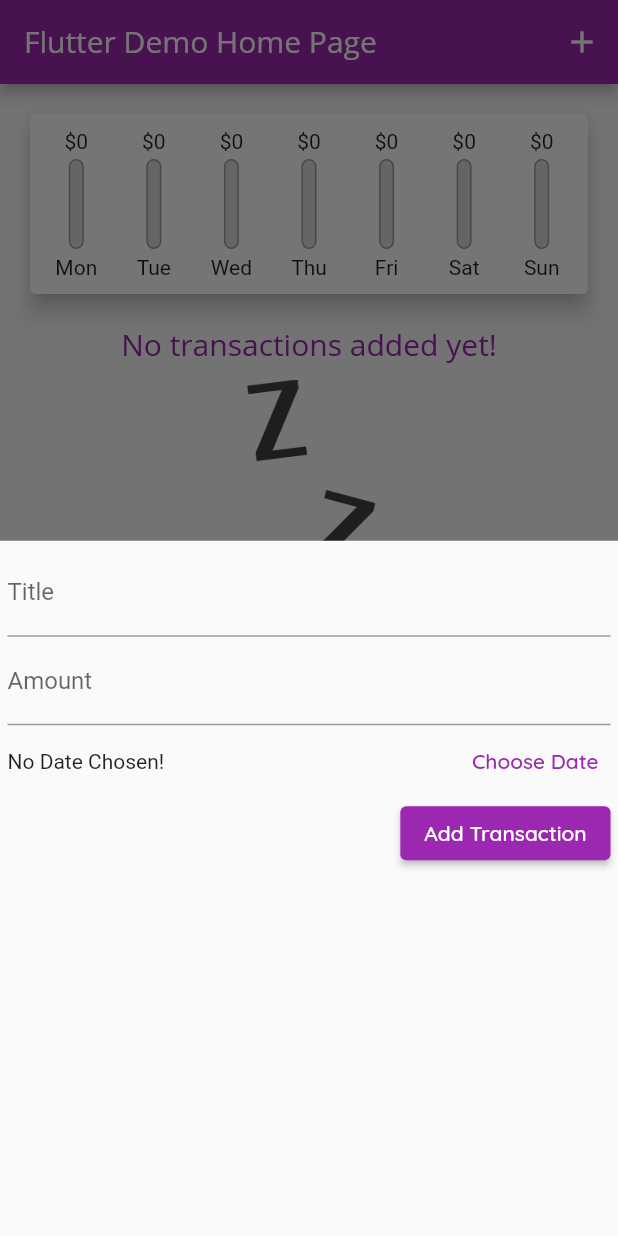
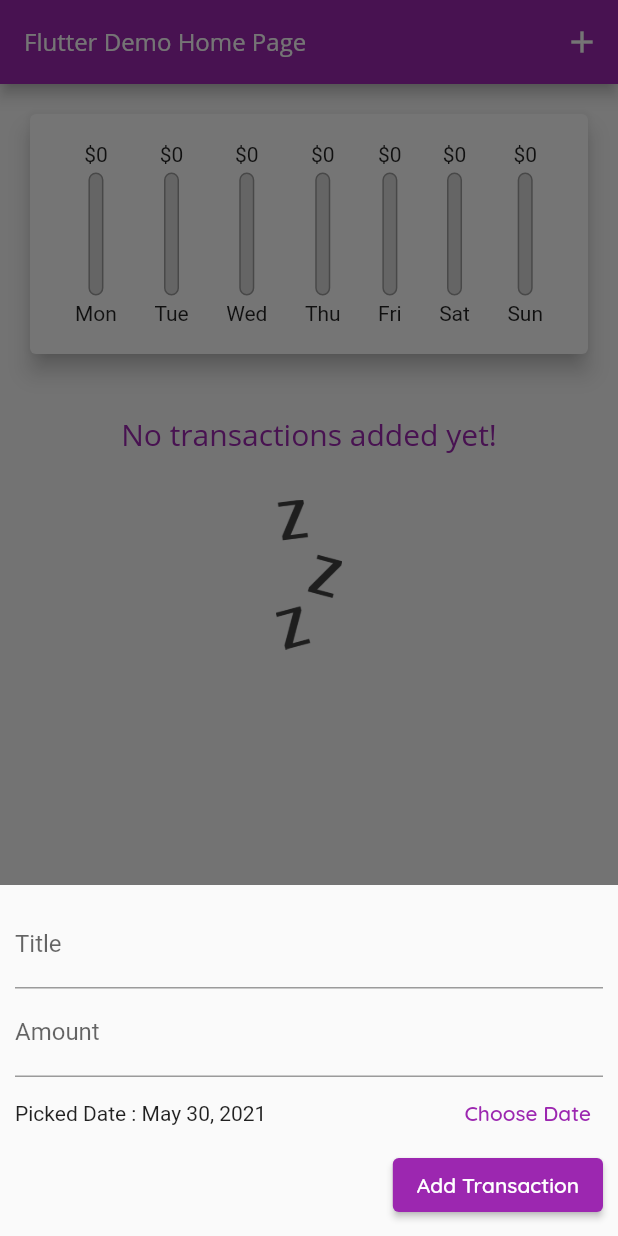
Before and after one commit to selfstudygo/flutter_week_2, a Flutter app: the screen it shows after launch, after a tap on the "add" icon, on a phone screen of 412 x 824 dp. Run offline on Flutter 3.47's test engine with Material 2 defaults, Android fonts, the phone set to English and light mode, and no system bars.

Commit message:
week3: section5

```diff
--- /dev/null
+++ b/lib/components/adaptive_button.dart
@@ -0,0 +1,25 @@
+import 'dart:io';
+import 'package:flutter/cupertino.dart';
+import 'package:flutter/material.dart';
+
+class AdaptiveFlatButton extends StatelessWidget{
+  final String text;
+  final Function onPressed;
+  AdaptiveFlatButton({this.text, this.onPressed});
+
+  @override
+  Widget build(BuildContext context){
+    return Platform.isIOS ? CupertinoButton(child: Text(text), onPressed: onPressed) : TextButton(child: Text(text), onPressed: onPressed);
+  }
+}
+
+class AdaptiveElevatedButton extends StatelessWidget{
+  final String text;
+  final Function onPressed;
+  AdaptiveElevatedButton({this.text, this.onPressed});
+
+  @override
+  Widget build(BuildContext context){
+    return Platform.isIOS ? CupertinoButton(child: Text(text), onPressed: onPressed, color: Theme.of(context).primaryColor) : ElevatedButton(child: Text(text), onPressed: onPressed);
+  }
+}
--- a/lib/components/chart_bar.dart
+++ b/lib/components/chart_bar.dart
@@ -4,19 +4,25 @@ class ChartBar extends StatelessWidget {
   final double amount;
   final String label;
   final double percent;
+  final double height;
 
-  ChartBar({this.amount, this.label, this.percent});
+  ChartBar({this.height, this.amount, this.label, this.percent});
 
   @override
   Widget build(BuildContext buildContext) {
-    return Column(children: [
-      FittedBox(child: Text('\$${amount.toStringAsFixed(0)}')),
-      SizedBox(
-        height: 4,
+    return Container(
+      height: height,
+      child: Column(
+        mainAxisAlignment: MainAxisAlignment.center,
+        crossAxisAlignment: CrossAxisAlignment.center,
+        children: [
+          FittedBox(
+            child: Text('\$${amount.toStringAsFixed(0)}'),
           ),
           Container(
-        height: 60,
+            height: height - 50,
             width: 10,
+            padding: EdgeInsets.symmetric(vertical: 4, horizontal: 0),
             child: Stack(
               children: [
                 Container(
@@ -34,16 +40,16 @@ class ChartBar extends StatelessWidget {
                     child: Container(
                       decoration: BoxDecoration(
                           color: Theme.of(buildContext).primaryColor,
-                    borderRadius: BorderRadius.circular(10)
-                  ),
+                          borderRadius: BorderRadius.circular(10)),
                     ))
               ],
             ),
           ),
-      SizedBox(
-        height: 4,
+          FittedBox(
+            child: Text(label),
           ),
-      Text(label),
-    ]);
+        ],
+      ),
+    );
   }
 }
--- a/lib/components/chart_transaction.dart
+++ b/lib/components/chart_transaction.dart
@@ -50,22 +50,20 @@ class ChartTransaction extends StatelessWidget {
 
   @override
   Widget build(BuildContext buildContext) {
-    return Container(
-      width: double.infinity,
-      child: Card(
+    return LayoutBuilder(builder: (ctx, constraints) {
+      return Card(
         elevation: 6,
         margin: EdgeInsets.all(20),
         child: Container(
           padding: EdgeInsets.fromLTRB(5, 10, 5, 10),
           child: Row(
             mainAxisAlignment: MainAxisAlignment.spaceEvenly,
-            crossAxisAlignment: CrossAxisAlignment.end,
+            crossAxisAlignment: CrossAxisAlignment.start,
             children: [
               ..._groupedTransactionValues.map((data) {
-                return Flexible(
-                  fit: FlexFit.tight,
-                  flex: 1,
+                return Container(
                   child: ChartBar(
+                      height: 140,
                       label: data.format,
                       amount: data.sum,
                       percent: totalSpending == 0 ? 0 : data.sum / totalSpending),
@@ -74,7 +72,7 @@ class ChartTransaction extends StatelessWidget {
             ],
           ),
         ),
-      ),
-    );
+      );
+    });
   }
 }
--- a/lib/components/new_transaction.dart
+++ b/lib/components/new_transaction.dart
@@ -1,5 +1,8 @@
+import 'dart:io';
+import 'package:flutter/cupertino.dart';
 import 'package:flutter/material.dart';
 import 'package:intl/intl.dart';
+import 'package:test_app/components/adaptive_button.dart';
 
 class NewTransaction extends StatefulWidget {
   final Function addNewTransaction;
@@ -13,7 +16,7 @@ class NewTransaction extends StatefulWidget {
 class _NewTransactionState extends State<NewTransaction> {
   final titleController = TextEditingController();
   final amountController = TextEditingController();
-  DateTime _selectedDate;
+  DateTime _selectedDate = DateTime.now();
 
   void _submitTransaction() {
     final title = titleController.text.trim();
@@ -48,8 +51,14 @@ class _NewTransactionState extends State<NewTransaction> {
 
   @override
   Widget build(BuildContext buildContext) {
-    return Container(
-      padding: EdgeInsets.symmetric(vertical: 5, horizontal: 5),
+    return SafeArea(
+      child: SingleChildScrollView(
+        child: Container(
+          padding: EdgeInsets.only(
+              top: 10,
+              left: 10,
+              right: 10,
+              bottom: MediaQuery.of(buildContext).viewInsets.bottom + 10),
           child: Column(
             crossAxisAlignment: CrossAxisAlignment.end,
             children: [
@@ -75,18 +84,20 @@ class _NewTransactionState extends State<NewTransaction> {
                 TextButton(
                   child: Text(
                     'Choose Date',
-                style: TextStyle(color: Theme.of(buildContext).primaryColor),
+                    style:
+                        TextStyle(color: Theme.of(buildContext).primaryColor),
                   ),
                   onPressed: _presentDatePicker,
                 )
               ]),
-          ElevatedButton(
-            child: Text('Add Transaction'),
+              AdaptiveElevatedButton(
+                  text: 'Add Transaction',
                   onPressed: () {
                     _submitTransaction();
-            },
+                  }),
+            ],
           ),
-        ],
+        ),
       ),
     );
   }
--- a/lib/components/transaction_item.dart
+++ b/lib/components/transaction_item.dart
@@ -32,11 +32,18 @@ class TransactionItem extends StatelessWidget {
             fontSize: 12,
           ),
         ),
-        trailing: IconButton(
-          icon: Icon(Icons.delete),
-          color: Theme.of(context).errorColor,
-          onPressed: () => _deleteTransaction(_transaction.id),
-        ),
+        trailing: MediaQuery.of(context).size.width > 360
+            ? TextButton.icon(
+                onPressed: () => _deleteTransaction(_transaction.id),
+                icon: Icon(Icons.delete),
+                style: ButtonStyle(foregroundColor: MaterialStateProperty.all(Theme.of(context).errorColor)),
+                label: Text('Delete'),
+              )
+            : IconButton(
+                icon: Icon(Icons.delete),
+                color: Theme.of(context).errorColor,
+                onPressed: () => _deleteTransaction(_transaction.id),
+              ),
       ),
     );
     // return Card(
--- a/lib/components/transaction_list.dart
+++ b/lib/components/transaction_list.dart
@@ -10,13 +10,14 @@ class TransactionList extends StatelessWidget {
 
   @override
   Widget build(BuildContext buildContext) {
-    return Expanded(
-      flex: 1,
-      child: Container(
-        height: 300,
+    return Container(
       child: transactions.isEmpty
-            ? Column(
+          ? LayoutBuilder(builder: (ctx, constraints) {
+              return Column(
                 children: [
+                  SizedBox(
+                    height: 20,
+                  ),
                   Text('No transactions added yet!',
                       style: Theme.of(buildContext)
                           .textTheme
@@ -24,14 +25,19 @@ class TransactionList extends StatelessWidget {
                           .copyWith(
                               color: Theme.of(buildContext).primaryColor)),
                   SizedBox(
+                    height: 30,
+                  ),
+                  Flexible(
+                      flex: 1,
+                      fit: FlexFit.loose,
+                      child: Image.asset('assets/images/waiting.png',
+                          height: constraints.maxHeight < 100 ? constraints.maxHeight : 100 )),
+                  SizedBox(
                     height: 10,
                   ),
-                  Container(
-                      height: 200,
-                      child: Image.asset('assets/images/waiting.png',
-                          fit: BoxFit.cover)),
                 ],
-              )
+              );
+            })
           : ListView.builder(
               itemBuilder: (ctx, index) {
                 final tx = transactions[index];
@@ -41,7 +47,6 @@ class TransactionList extends StatelessWidget {
               scrollDirection: Axis.vertical,
               shrinkWrap: true,
             ),
-      ),
     );
   }
 }
--- a/lib/main.dart
+++ b/lib/main.dart
@@ -1,10 +1,20 @@
+import 'dart:io';
+import 'package:flutter/cupertino.dart';
 import 'package:flutter/material.dart';
 import 'package:test_app/components/new_transaction.dart';
 import 'package:test_app/models/transaction.model.dart';
 import 'components/chart_transaction.dart';
 import 'components/transaction_list.dart';
 
-void main() => runApp(MyApp());
+void main() {
+  // how to stop rotation
+  // WidgetsFlutterBinding.ensureInitialized();
+  // SystemChrome.setPreferredOrientations([
+  //   DeviceOrientation.portraitDown,
+  //   DeviceOrientation.portraitUp,
+  // ]);
+  runApp(MyApp());
+}
 
 class MyApp extends StatelessWidget {
   @override
@@ -28,7 +38,7 @@ class MyApp extends StatelessWidget {
           textTheme: ThemeData.light().textTheme.copyWith(
                 headline6: TextStyle(
                   fontFamily: 'OpenSans',
-                  fontSize: 20,
+                  fontSize: 16,
                 ),
               ),
         ),
@@ -49,6 +59,7 @@ class MyHomePage extends StatefulWidget {
 
 class _MyHomePageState extends State<MyHomePage> {
   List<Transaction> _transactions = [];
+  bool _showChart = false;
 
   List<Transaction> get _recentTransaction {
     return _transactions.where((tx) {
@@ -71,7 +82,7 @@ class _MyHomePageState extends State<MyHomePage> {
     });
   }
 
-  void _deleteNewTransaction(String id){
+  void _deleteNewTransaction(String id) {
     setState(() {
       _transactions.removeWhere((tx) => tx.id == id);
     });
@@ -88,28 +99,80 @@ class _MyHomePageState extends State<MyHomePage> {
     );
   }
 
+  void _setShowChart(bool showChart) {
+    setState(() {
+      this._showChart = showChart;
+    });
+  }
+
   @override
   Widget build(BuildContext buildContext) {
-    return Scaffold(
-      appBar: AppBar(
+    final isLandscape =
+        MediaQuery.of(buildContext).orientation == Orientation.landscape;
+    final appBar = Platform.isIOS
+        ? CupertinoNavigationBar(
+            middle: Text(widget.title),
+            trailing: Row(mainAxisSize: MainAxisSize.min, children: [
+              GestureDetector(
+                child: Icon(CupertinoIcons.add),
+                onTap: () {
+                  _startAddNewTransaction(buildContext);
+                },
+              ),
+            ]),
+          )
+        : AppBar(
             title: Text(widget.title),
             actions: [
               IconButton(
                   icon: Icon(Icons.add),
                   onPressed: () {
                     _startAddNewTransaction(buildContext);
-              })
+                  }),
             ],
-      ),
-      body: Column(
+          );
+    final body = Column(
       mainAxisAlignment: MainAxisAlignment.start,
       children: <Widget>[
-          ChartTransaction(_recentTransaction),
-          TransactionList(_transactions, _deleteNewTransaction),
+        if (isLandscape)
+          Flexible(
+            flex: 0,
+            fit: FlexFit.loose,
+            child: Padding(
+              padding: EdgeInsets.fromLTRB(0, 10, 0, 0),
+              child:
+                  Row(mainAxisAlignment: MainAxisAlignment.center, children: [
+                Text('Show Chart', style: Theme.of(context).textTheme.headline6),
+                Switch.adaptive(
+                  activeColor: Theme.of(buildContext).primaryColor,
+                  value: _showChart,
+                  onChanged: _setShowChart,
+                ),
+              ]),
+            ),
+          ),
+        if (!isLandscape || _showChart == true)
+          Flexible(
+              flex: 0,
+              fit: FlexFit.loose,
+              child: ChartTransaction(_recentTransaction)),
+        if (!isLandscape || _showChart == false)
+          Flexible(
+              flex: 1,
+              fit: FlexFit.tight,
+              child: TransactionList(_transactions, _deleteNewTransaction)),
       ],
-      ),
-      floatingActionButtonLocation: FloatingActionButtonLocation.centerFloat,
-      floatingActionButton: FloatingActionButton(
+    );
+    return Platform.isIOS
+        ? CupertinoPageScaffold(navigationBar: appBar, child: SafeArea(child: body))
+        : Scaffold(
+            appBar: appBar,
+            body: body,
+            floatingActionButtonLocation:
+                FloatingActionButtonLocation.centerFloat,
+            floatingActionButton: Platform.isIOS
+                ? Container()
+                : FloatingActionButton(
                     child: Icon(Icons.add),
                     onPressed: () => _startAddNewTransaction(buildContext),
                   ),
```
Lines whose indentation alone changed are shown as unchanged.
